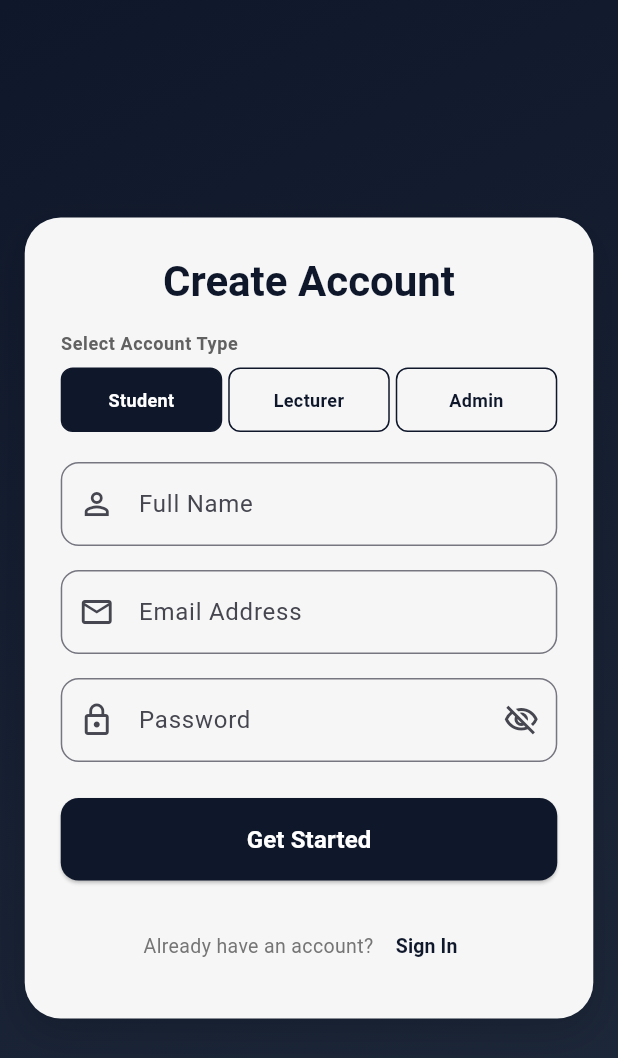
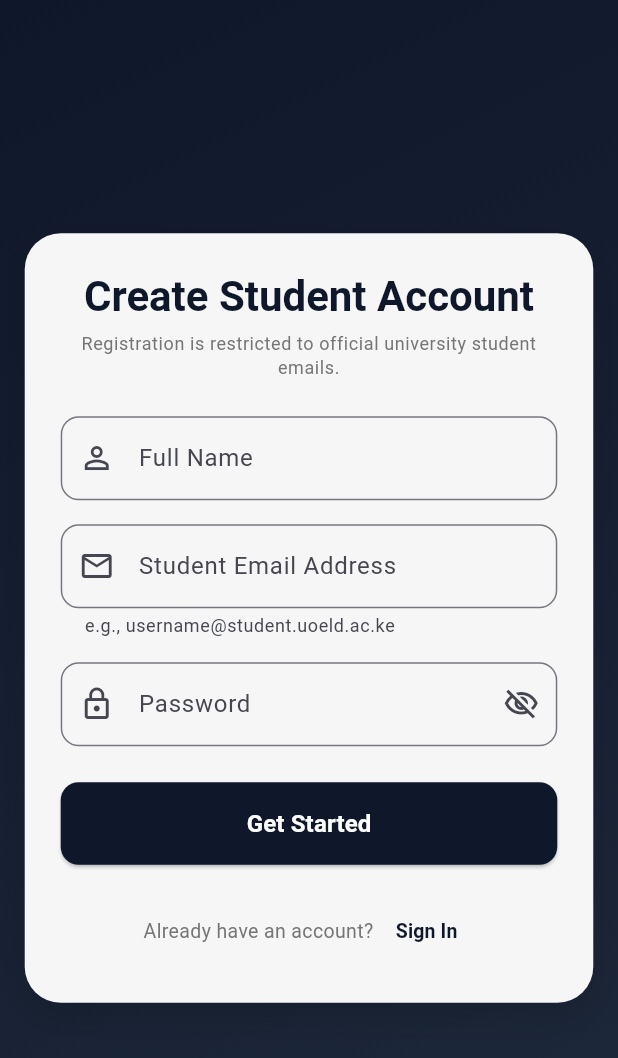
Before and after one commit to Songokpy/klasskonnect, a Flutter app: the screen it shows after launch, after a tap on "Sign In", after a tap on "Sign Up", on a phone screen of 412 x 824 dp. Shown: the top 1058 px of the screen. Run offline on Flutter 3.47's test engine with Material 3 defaults, Android fonts, the phone set to English and light mode, and no system bars.

Commit message:
refactor: restrict public signup to student domain validation rules

```diff
--- a/lib/main.dart
+++ b/lib/main.dart
@@ -35,7 +35,6 @@ class AuthScreen extends StatefulWidget {
 class _AuthScreenState extends State<AuthScreen> {
   bool isSignIn = true;
   bool obscurePassword = true;
-  String selectedRole = 'student';
 
   final _signInKey = GlobalKey<FormState>();
   final _signUpKey = GlobalKey<FormState>();
@@ -52,7 +51,6 @@ class _AuthScreenState extends State<AuthScreen> {
       _nameController.clear();
       _emailController.clear();
       _passwordController.clear();
-      selectedRole = 'student';
     });
   }
 
@@ -60,9 +58,17 @@ class _AuthScreenState extends State<AuthScreen> {
     if (value == null || value.trim().isEmpty) {
       return 'Email address is required';
     }
+    final emailText = value.trim().toLowerCase();
     final emailRegex = RegExp(r'^[\w-\.]+@([\w-]+\.)+[\w-]{2,4}$');
-    if (!emailRegex.hasMatch(value.trim())) {
+    if (!emailRegex.hasMatch(emailText)) {
       return 'Enter a valid email address';
+    }
+
+    // Validation Guard: Only enforce domain rule during Student Public Sign-Up
+    if (!isSignIn) {
+      if (!emailText.endsWith('student.uoeld.ac.ke')) {
+        return 'Registration requires an official @student.uoeld.ac.ke email';
+      }
     }
     return null;
   }
@@ -84,6 +90,7 @@ class _AuthScreenState extends State<AuthScreen> {
 
         String determinedRole = 'student';
         final emailText = _emailController.text.trim().toLowerCase();
+
         if (emailText.contains('admin')) {
           determinedRole = 'admin';
         } else if (emailText.contains('lecturer')) {
@@ -99,12 +106,13 @@ class _AuthScreenState extends State<AuthScreen> {
       }
     } else {
       if (_signUpKey.currentState!.validate()) {
-        debugPrint('Registering: ${_nameController.text.trim()} as $selectedRole');
+        // Enforces student role assignment natively on registration callback
+        debugPrint('Registering: ${_nameController.text.trim()} automatically as student');
 
         ScaffoldMessenger.of(context).clearSnackBars();
         Navigator.of(context).pushReplacement(
           MaterialPageRoute(
-            builder: (context) => DashboardScreen(userRole: selectedRole),
+            builder: (context) => const DashboardScreen(userRole: 'student'),
           ),
         );
       }
@@ -279,30 +287,20 @@ class _AuthScreenState extends State<AuthScreen> {
           crossAxisAlignment: CrossAxisAlignment.stretch,
           children: [
             Text(
-              'Create Account',
+              'Create Student Account',
               style: theme.textTheme.headlineMedium?.copyWith(
                 fontWeight: FontWeight.bold,
                 color: const Color(0xFF0F172A),
               ),
               textAlign: TextAlign.center,
             ),
-            const SizedBox(height: 16),
+            const SizedBox(height: 6),
             Text(
-              'Select Account Type',
-              style: theme.textTheme.bodySmall?.copyWith(fontWeight: FontWeight.bold, color: Colors.grey[700]),
+              'Registration is restricted to official university student emails.',
+              style: theme.textTheme.bodySmall?.copyWith(color: Colors.grey[600]),
+              textAlign: TextAlign.center,
             ),
-            const SizedBox(height: 8),
-            Row(
-              mainAxisSize: MainAxisSize.max,
-              children: [
-                Expanded(child: buildRoleOption('Student', 'student')),
-                const SizedBox(width: 4),
-                Expanded(child: buildRoleOption('Lecturer', 'lecturer')),
-                const SizedBox(width: 4),
-                Expanded(child: buildRoleOption('Admin', 'admin')),
-              ],
-            ),
-            const SizedBox(height: 20),
+            const SizedBox(height: 24),
             TextFormField(
               controller: _nameController,
               validator: (val) => (val == null || val.trim().isEmpty) ? 'Full name is required' : null,
@@ -318,8 +316,9 @@ class _AuthScreenState extends State<AuthScreen> {
               validator: _validateEmail,
               autovalidateMode: AutovalidateMode.onUserInteraction,
               decoration: InputDecoration(
-                labelText: 'Email Address',
+                labelText: 'Student Email Address',
                 prefixIcon: const Icon(Icons.email_outlined),
+                helperText: 'e.g., username@student.uoeld.ac.ke',
                 border: OutlineInputBorder(borderRadius: BorderRadius.circular(12)),
               ),
               keyboardType: TextInputType.emailAddress,
@@ -367,31 +366,4 @@ class _AuthScreenState extends State<AuthScreen> {
       ),
     );
   }
-
-  Widget buildRoleOption(String label, String roleValue) {
-    final isSelected = (selectedRole == roleValue);
-    return GestureDetector(
-      onTap: () => setState(() => selectedRole = roleValue),
-      child: AnimatedContainer(
-        duration: const Duration(milliseconds: 200),
-        padding: const EdgeInsets.symmetric(vertical: 12, horizontal: 2),
-        decoration: BoxDecoration(
-          color: isSelected ? const Color(0xFF0F172A) : Colors.transparent,
-          border: Border.all(color: const Color(0xFF0F172A), width: 1),
-          borderRadius: BorderRadius.circular(8),
-        ),
-        child: Text(
-          label,
-          textAlign: TextAlign.center,
-          maxLines: 1,
-          overflow: TextOverflow.ellipsis,
-          style: TextStyle(
-            color: isSelected ? Colors.white : const Color(0xFF0F172A),
-            fontWeight: FontWeight.bold,
-            fontSize: 12,
-          ),
-        ),
-      ),
-    );
-  }
 }
```
